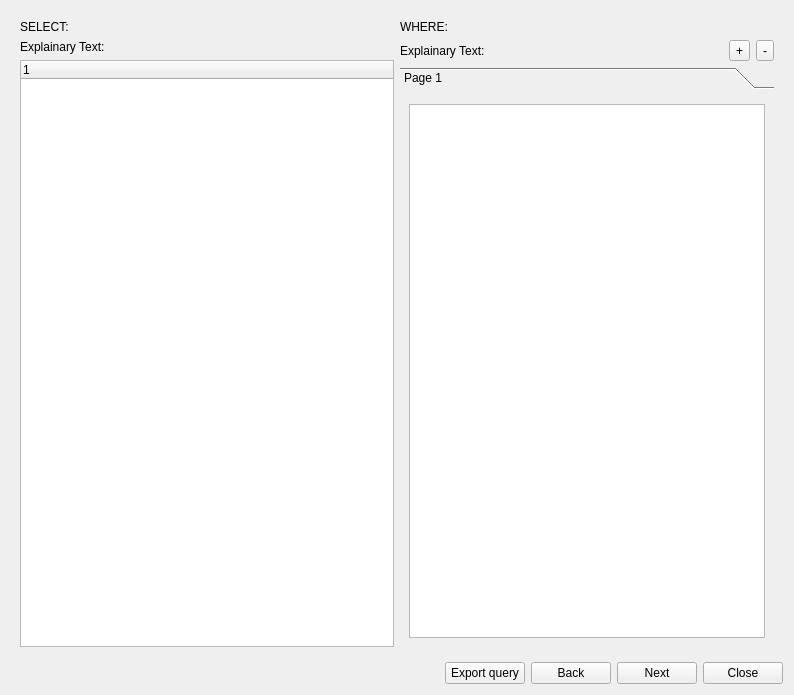
First picture: the form in src/Windows/reporthistoryquery.ui, repository Crystal-Photonics/crystalTestFrameworkApp, before the edit.
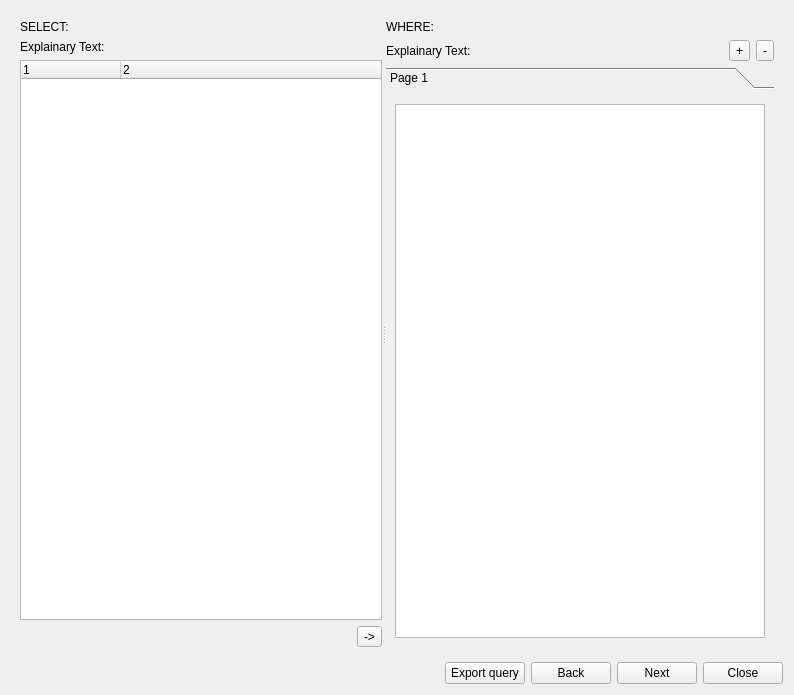
Second picture: the form after the edit.

Commit message: -fixes #1216 "date time type for data engine" -refs #1176 "query protocol history"

The edit to the form file:
```diff
--- a/src/Windows/reporthistoryquery.ui
+++ b/src/Windows/reporthistoryquery.ui
@@ -166,9 +166,12 @@
      </widget>
      <widget class="QWidget" name="page_3">
       <layout class="QGridLayout" name="gridLayout_2">
-       <item row="2" column="1" colspan="2">
-        <layout class="QHBoxLayout" name="horizontalLayout">
-         <item>
+       <item row="0" column="0">
+        <widget class="QSplitter" name="splitter">
+         <property name="orientation">
+          <enum>Qt::Horizontal</enum>
+         </property>
+         <widget class="QWidget" name="">
           <layout class="QVBoxLayout" name="verticalLayout_3">
            <item>
             <widget class="QLabel" name="label_4">
@@ -189,16 +192,54 @@
            </item>
            <item>
             <widget class="QTreeWidget" name="tree_query_fields">
+             <property name="columnCount">
+              <number>2</number>
+             </property>
              <column>
               <property name="text">
                <string notr="true">1</string>
               </property>
              </column>
+             <column>
+              <property name="text">
+               <string notr="true">2</string>
+              </property>
+             </column>
             </widget>
            </item>
+           <item>
+            <layout class="QHBoxLayout" name="horizontalLayout_6">
+             <item>
+              <spacer name="horizontalSpacer_5">
+               <property name="orientation">
+                <enum>Qt::Horizontal</enum>
+               </property>
+               <property name="sizeHint" stdset="0">
+                <size>
+                 <width>40</width>
+                 <height>20</height>
+                </size>
+               </property>
+              </spacer>
+             </item>
+             <item>
+              <widget class="QToolButton" name="toolButton_3">
+               <property name="layoutDirection">
+                <enum>Qt::LeftToRight</enum>
+               </property>
+               <property name="text">
+                <string>-&gt;</string>
+               </property>
+               <property name="arrowType">
+                <enum>Qt::NoArrow</enum>
+               </property>
+              </widget>
+             </item>
+            </layout>
+           </item>
           </layout>
-         </item>
-         <item>
+         </widget>
+         <widget class="QWidget" name="">
           <layout class="QVBoxLayout" name="verticalLayout_2">
            <item>
             <widget class="QLabel" name="label_5">
@@ -258,8 +299,8 @@
                <rect>
                 <x>0</x>
                 <y>0</y>
-                <width>373</width>
-                <height>552</height>
+                <width>388</width>
+                <height>554</height>
                </rect>
               </property>
               <attribute name="label">
@@ -274,8 +315,8 @@
             </widget>
            </item>
           </layout>
-         </item>
-        </layout>
+         </widget>
+        </widget>
        </item>
       </layout>
      </widget>
```
The commit also changes 30 other files.
